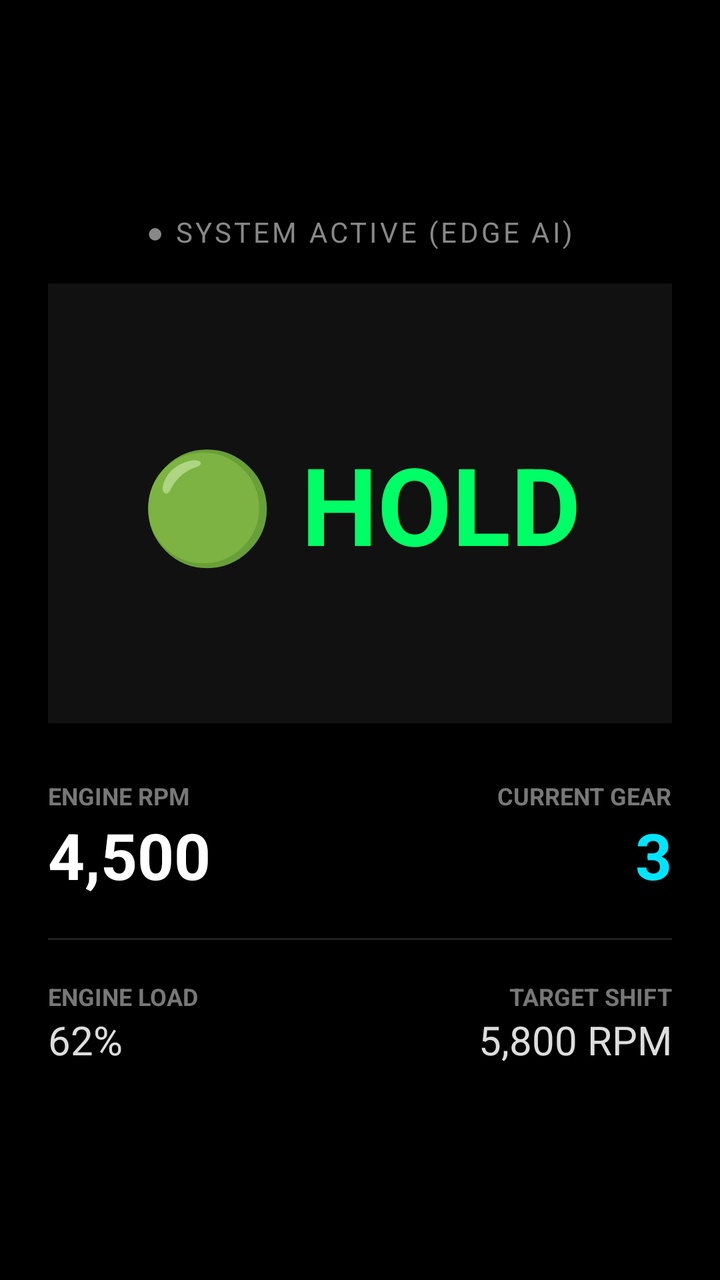
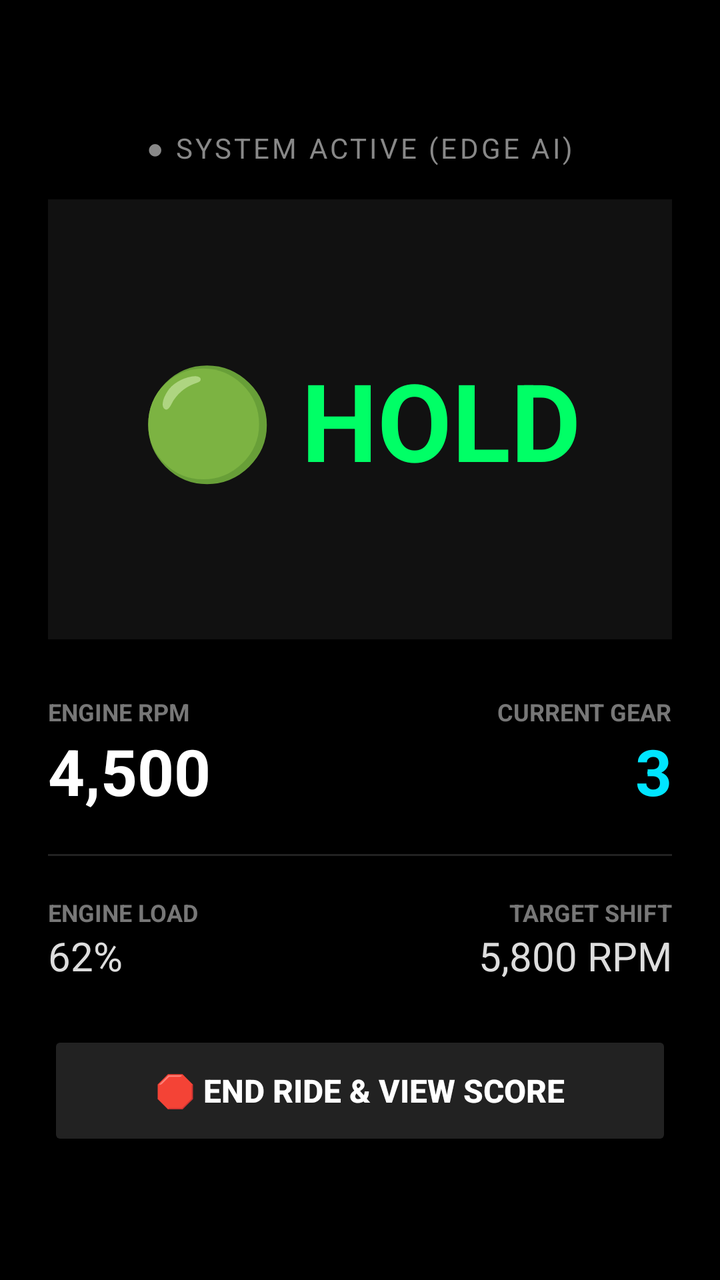

An Android layout rendered at two revisions. The XML below is the earlier revision; the diff shows what the commit changed to produce the second picture.
<!-- AndroidManifest.xml: application theme Theme.SIH -->
<!-- res/layout/activity_main.xml -->
<?xml version="1.0" encoding="utf-8"?>
<LinearLayout xmlns:android="http://schemas.android.com/apk/res/android"
    xmlns:tools="http://schemas.android.com/tools"
    android:layout_width="match_parent"
    android:layout_height="match_parent"
    android:background="#000000"
    android:gravity="center"
    android:orientation="vertical"
    android:padding="24dp"
    tools:context=".MainActivity">

    
    <TextView
        android:id="@+id/txtStatus"
        android:layout_width="wrap_content"
        android:layout_height="wrap_content"
        android:layout_marginBottom="16dp"
        android:text="● SYSTEM ACTIVE (EDGE AI)"
        android:textColor="#888888"
        android:textSize="14sp"
        android:letterSpacing="0.1" />

    
    <TextView
        android:id="@+id/txtShiftCue"
        android:layout_width="match_parent"
        android:layout_height="220dp"
        android:background="#111111"
        android:gravity="center"
        android:text="🟢 HOLD"
        android:textColor="#00FF66"
        android:textSize="54sp"
        android:textStyle="bold"
        android:elevation="4dp" />

    
    <LinearLayout
        android:layout_width="match_parent"
        android:layout_height="wrap_content"
        android:layout_marginTop="28dp"
        android:orientation="horizontal"
        android:weightSum="2">

        <LinearLayout
            android:layout_width="0dp"
            android:layout_height="wrap_content"
            android:layout_weight="1"
            android:orientation="vertical">

            <TextView
                android:layout_width="wrap_content"
                android:layout_height="wrap_content"
                android:text="ENGINE RPM"
                android:textColor="#777777"
                android:textSize="12sp"
                android:textStyle="bold" />

            <TextView
                android:id="@+id/txtRPM"
                android:layout_width="wrap_content"
                android:layout_height="wrap_content"
                android:text="4,500"
                android:textColor="#FFFFFF"
                android:textSize="32sp"
                android:textStyle="bold" />
        </LinearLayout>

        <LinearLayout
            android:layout_width="0dp"
            android:layout_height="wrap_content"
            android:layout_weight="1"
            android:gravity="end"
            android:orientation="vertical">

            <TextView
                android:layout_width="wrap_content"
                android:layout_height="wrap_content"
                android:text="CURRENT GEAR"
                android:textColor="#777777"
                android:textSize="12sp"
                android:textStyle="bold" />

            <TextView
                android:id="@+id/txtGear"
                android:layout_width="wrap_content"
                android:layout_height="wrap_content"
                android:text="3"
                android:textColor="#00E5FF"
                android:textSize="32sp"
                android:textStyle="bold" />
        </LinearLayout>
    </LinearLayout>

    <View
        android:layout_width="match_parent"
        android:layout_height="1dp"
        android:layout_marginTop="20dp"
        android:layout_marginBottom="20dp"
        android:background="#222222" />

    
    <LinearLayout
        android:layout_width="match_parent"
        android:layout_height="wrap_content"
        android:orientation="horizontal"
        android:weightSum="2">

        <LinearLayout
            android:layout_width="0dp"
            android:layout_height="wrap_content"
            android:layout_weight="1"
            android:orientation="vertical">

            <TextView
                android:layout_width="wrap_content"
                android:layout_height="wrap_content"
                android:text="ENGINE LOAD"
                android:textColor="#777777"
                android:textSize="12sp"
                android:textStyle="bold" />

            <TextView
                android:id="@+id/txtLoad"
                android:layout_width="wrap_content"
                android:layout_height="wrap_content"
                android:text="62%"
                android:textColor="#DDDDDD"
                android:textSize="20sp" />
        </LinearLayout>

        <LinearLayout
            android:layout_width="0dp"
            android:layout_height="wrap_content"
            android:layout_weight="1"
            android:gravity="end"
            android:orientation="vertical">

            <TextView
                android:layout_width="wrap_content"
                android:layout_height="wrap_content"
                android:text="TARGET SHIFT"
                android:textColor="#777777"
                android:textSize="12sp"
                android:textStyle="bold" />

            <TextView
                android:id="@+id/txtTargetRPM"
                android:layout_width="wrap_content"
                android:layout_height="wrap_content"
                android:text="5,800 RPM"
                android:textColor="#DDDDDD"
                android:textSize="20sp" />
        </LinearLayout>
    </LinearLayout>

</LinearLayout>
<!-- resources referenced by this layout -->
<resources>
  <style name="Theme.SIH" parent="Base.Theme.SIH" />
  <style name="Base.Theme.SIH" parent="Theme.Material3.DayNight.NoActionBar">
          
          
      </style>
</resources>

<!-- the commit's change to res/layout/activity_main.xml (unified diff, before → after) -->
@@ -152,5 +152,16 @@
                 android:textSize="20sp" />
         </LinearLayout>
     </LinearLayout>
+    
+    <Button
+        android:id="@+id/btnFinishRide"
+        android:layout_width="match_parent"
+        android:layout_height="60dp"
+        android:layout_marginTop="24dp"
+        android:backgroundTint="#222222"
+        android:text="🛑 END RIDE &amp; VIEW SCORE"
+        android:textColor="#FFFFFF"
+        android:textSize="16sp"
+        android:textStyle="bold" />
 
 </LinearLayout>
